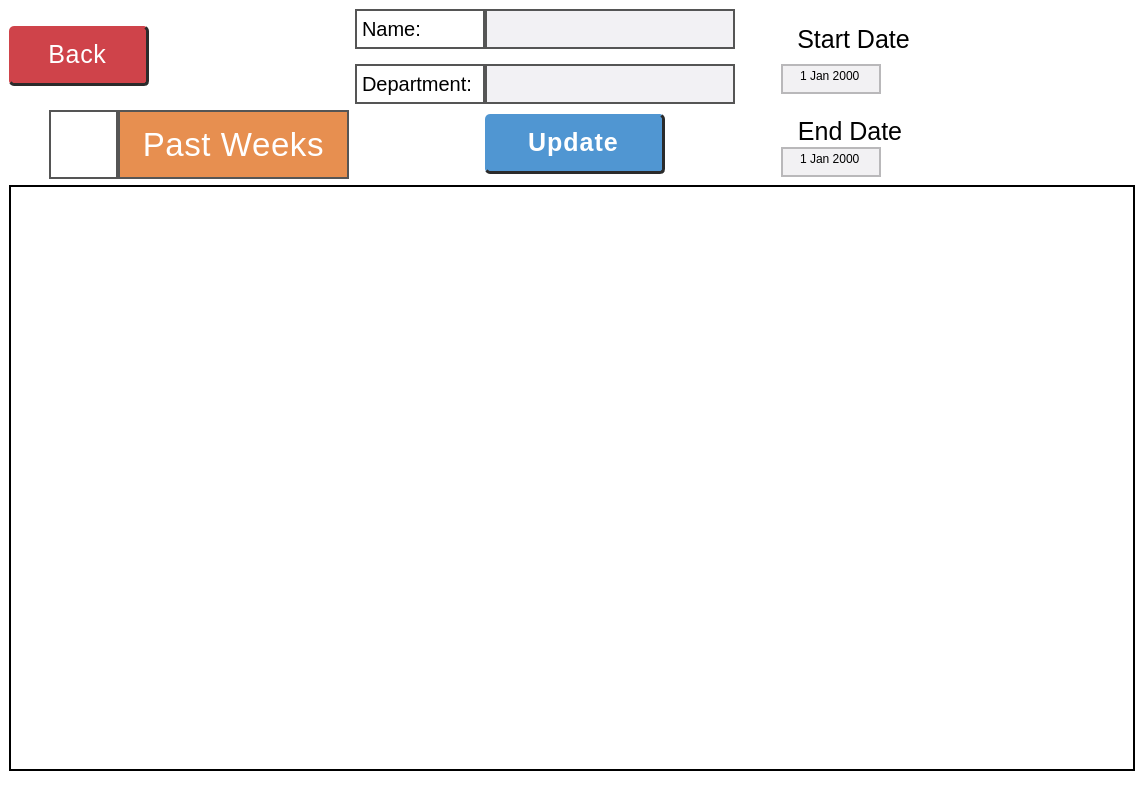
First picture: the form in Windows/PastWindow.ui, repository SEXESunny/SDEV265Final, before the edit.
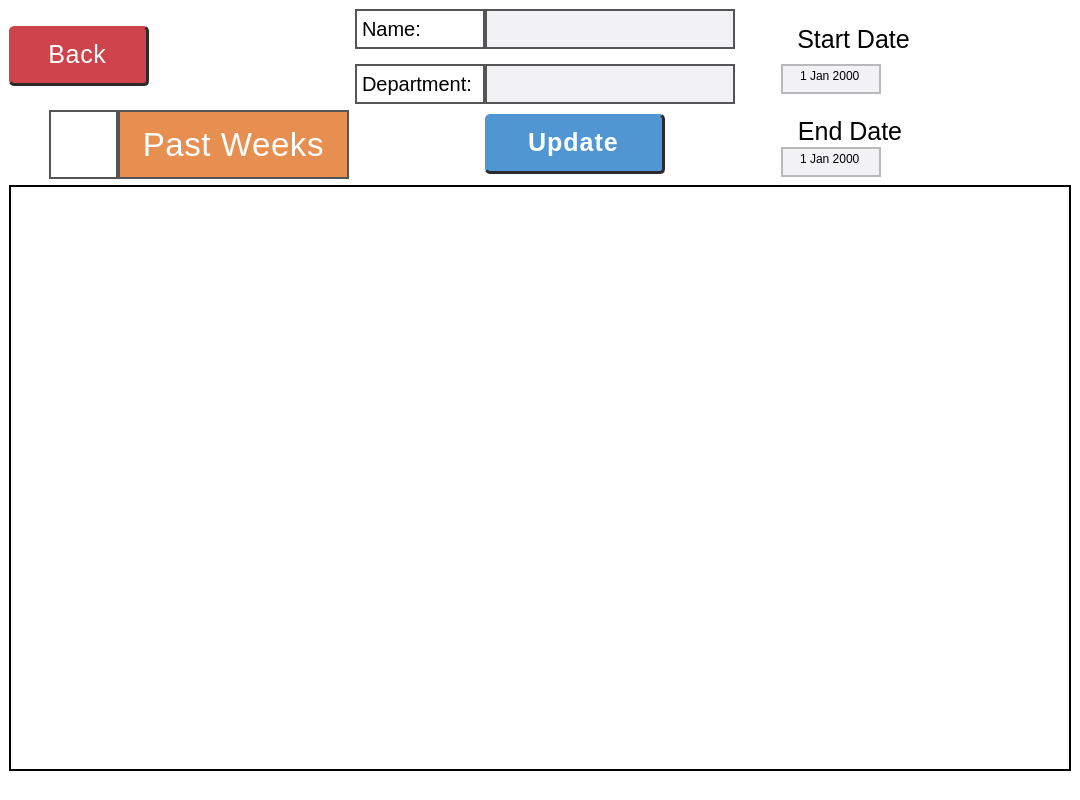
Second picture: the form after the edit. Icons and pictures are not drawn.

Commit message: past date sizing update

Patch:
```diff
--- a/Windows/PastWindow.ui
+++ b/Windows/PastWindow.ui
@@ -6,7 +6,7 @@
    <rect>
     <x>0</x>
     <y>0</y>
-    <width>1144</width>
+    <width>1080</width>
     <height>800</height>
    </rect>
   </property>
@@ -18,13 +18,13 @@
   </property>
   <property name="minimumSize">
    <size>
-    <width>1144</width>
+    <width>1080</width>
     <height>800</height>
    </size>
   </property>
   <property name="maximumSize">
    <size>
-    <width>1144</width>
+    <width>1080</width>
     <height>800</height>
    </size>
   </property>
@@ -266,9 +266,12 @@
       <property name="orientation">
        <enum>Qt::Orientation::Horizontal</enum>
       </property>
+      <property name="sizeType">
+       <enum>QSizePolicy::Policy::Fixed</enum>
+      </property>
       <property name="sizeHint" stdset="0">
        <size>
-        <width>40</width>
+        <width>75</width>
         <height>20</height>
        </size>
       </property>
@@ -747,9 +750,12 @@
       <property name="orientation">
        <enum>Qt::Orientation::Horizontal</enum>
       </property>
+      <property name="sizeType">
+       <enum>QSizePolicy::Policy::Fixed</enum>
+      </property>
       <property name="sizeHint" stdset="0">
        <size>
-        <width>40</width>
+        <width>75</width>
         <height>20</height>
        </size>
       </property>
```
The commit also changes 16 other files.
